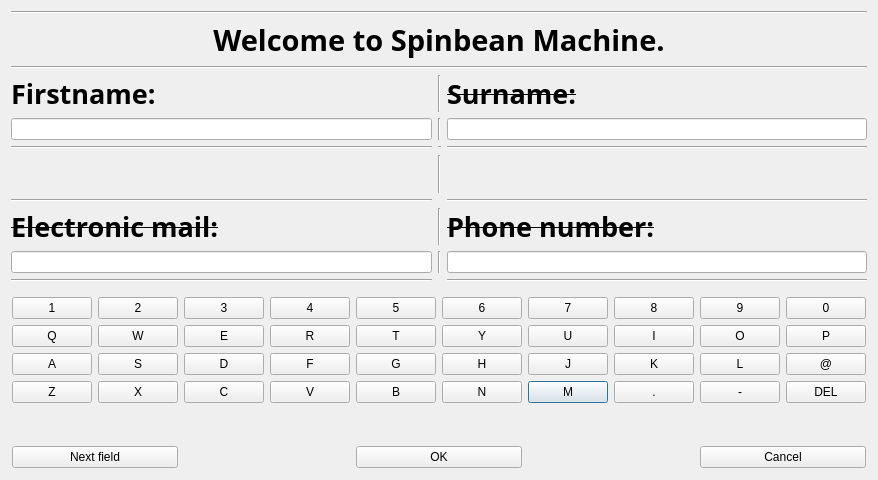
The window that register_user.ui (ebjordal/sbmachine) describes before a commit, drawn with Qt 5.
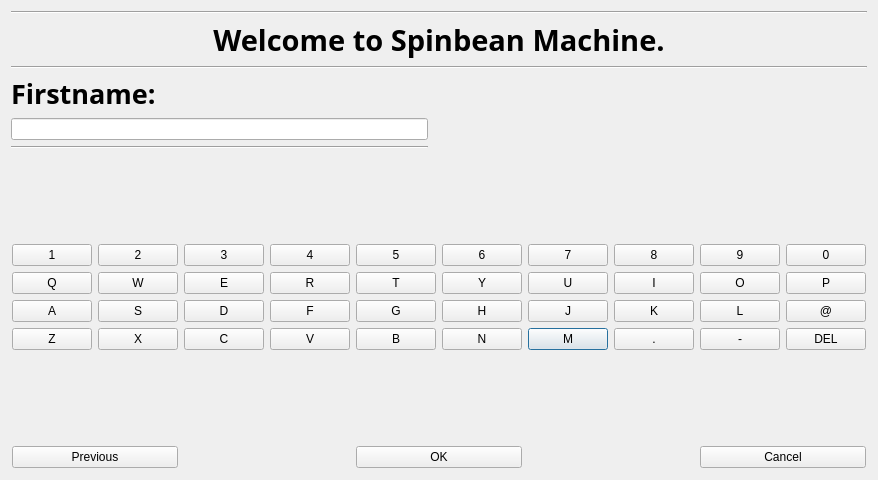
The same window after the commit.

Commit message: Added also updated ui file which missed from last commit.

The edit to the form file:
```diff
--- a/register_user.ui
+++ b/register_user.ui
@@ -68,13 +68,6 @@
      </item>
      <item>
       <layout class="QGridLayout" name="gridLayout_2">
-       <item row="1" column="1">
-        <widget class="Line" name="line_9">
-         <property name="orientation">
-          <enum>Qt::Vertical</enum>
-         </property>
-        </widget>
-       </item>
        <item row="0" column="0">
         <widget class="QLabel" name="firstnameLabel">
          <property name="font">
@@ -93,110 +86,8 @@
          </property>
         </widget>
        </item>
-       <item row="0" column="2">
-        <widget class="QLabel" name="surname_label">
-         <property name="font">
-          <font>
-           <family>Tlwg Mono</family>
-           <pointsize>20</pointsize>
-           <weight>75</weight>
-           <bold>true</bold>
-           <strikeout>true</strikeout>
-          </font>
-         </property>
-         <property name="text">
-          <string>Surname:</string>
-         </property>
-        </widget>
-       </item>
-       <item row="1" column="2">
-        <widget class="QLineEdit" name="register_surname"/>
-       </item>
-       <item row="5" column="0">
-        <widget class="QLabel" name="email_label">
-         <property name="font">
-          <font>
-           <family>Tlwg Mono</family>
-           <pointsize>20</pointsize>
-           <weight>75</weight>
-           <bold>true</bold>
-           <strikeout>true</strikeout>
-          </font>
-         </property>
-         <property name="text">
-          <string>Electronic mail:</string>
-         </property>
-        </widget>
-       </item>
-       <item row="6" column="1">
-        <widget class="Line" name="line_2">
-         <property name="orientation">
-          <enum>Qt::Vertical</enum>
-         </property>
-        </widget>
-       </item>
-       <item row="7" column="2">
-        <widget class="Line" name="line_4">
-         <property name="orientation">
-          <enum>Qt::Horizontal</enum>
-         </property>
-        </widget>
-       </item>
-       <item row="5" column="2">
-        <widget class="QLabel" name="phone_label">
-         <property name="font">
-          <font>
-           <family>Tlwg Mono</family>
-           <pointsize>20</pointsize>
-           <weight>75</weight>
-           <italic>false</italic>
-           <bold>true</bold>
-           <strikeout>true</strikeout>
-          </font>
-         </property>
-         <property name="layoutDirection">
-          <enum>Qt::LeftToRight</enum>
-         </property>
-         <property name="text">
-          <string>Phone number:</string>
-         </property>
-         <property name="scaledContents">
-          <bool>false</bool>
-         </property>
-         <property name="alignment">
-          <set>Qt::AlignLeading|Qt::AlignLeft|Qt::AlignVCenter</set>
-         </property>
-        </widget>
-       </item>
-       <item row="6" column="2">
-        <widget class="QLineEdit" name="register_phone"/>
-       </item>
        <item row="1" column="0">
-        <widget class="QLineEdit" name="register_firstname"/>
-       </item>
-       <item row="6" column="0">
-        <widget class="QLineEdit" name="register_email"/>
-       </item>
-       <item row="7" column="0">
-        <widget class="Line" name="line_3">
-         <property name="orientation">
-          <enum>Qt::Horizontal</enum>
-         </property>
-        </widget>
-       </item>
-       <item row="3" column="1">
-        <widget class="Line" name="line_7">
-         <property name="orientation">
-          <enum>Qt::Vertical</enum>
-         </property>
-        </widget>
-       </item>
-       <item row="0" column="1">
-        <widget class="Line" name="line_8">
-         <property name="orientation">
-          <enum>Qt::Vertical</enum>
-         </property>
-        </widget>
+        <widget class="QLineEdit" name="entryinput"/>
        </item>
        <item row="3" column="0">
         <spacer name="verticalSpacer_2">
@@ -211,7 +102,7 @@
          </property>
         </spacer>
        </item>
-       <item row="8" column="0">
+       <item row="4" column="0">
         <spacer name="verticalSpacer">
          <property name="orientation">
           <enum>Qt::Vertical</enum>
@@ -224,20 +115,6 @@
          </property>
         </spacer>
        </item>
-       <item row="5" column="1">
-        <widget class="Line" name="line_6">
-         <property name="orientation">
-          <enum>Qt::Vertical</enum>
-         </property>
-        </widget>
-       </item>
-       <item row="4" column="2">
-        <widget class="Line" name="line_5">
-         <property name="orientation">
-          <enum>Qt::Horizontal</enum>
-         </property>
-        </widget>
-       </item>
        <item row="2" column="0">
         <widget class="Line" name="line_10">
          <property name="orientation">
@@ -245,26 +122,34 @@
          </property>
         </widget>
        </item>
-       <item row="2" column="1">
-        <widget class="Line" name="line_11">
-         <property name="orientation">
-          <enum>Qt::Horizontal</enum>
+       <item row="0" column="2" rowspan="2">
+        <widget class="QLabel" name="Infolabel">
+         <property name="font">
+          <font>
+           <family>Tlwg Mono</family>
+           <pointsize>20</pointsize>
+           <weight>75</weight>
+           <bold>true</bold>
+           <strikeout>true</strikeout>
+          </font>
          </property>
-        </widget>
-       </item>
-       <item row="2" column="2">
-        <widget class="Line" name="line_12">
-         <property name="orientation">
-          <enum>Qt::Horizontal</enum>
+         <property name="text">
+          <string/>
          </property>
         </widget>
        </item>
-       <item row="4" column="0">
-        <widget class="Line" name="line_14">
+       <item row="4" column="1">
+        <spacer name="horizontalSpacer">
          <property name="orientation">
           <enum>Qt::Horizontal</enum>
          </property>
-        </widget>
+         <property name="sizeHint" stdset="0">
+          <size>
+           <width>40</width>
+           <height>20</height>
+          </size>
+         </property>
+        </spacer>
        </item>
       </layout>
      </item>
@@ -600,7 +485,7 @@
      <item row="5" column="0" colspan="2">
       <widget class="QPushButton" name="pushButton">
        <property name="text">
-        <string>Next field</string>
+        <string>Previous</string>
        </property>
       </widget>
      </item>
```
Left out of the diff: 6 changed lines with no effect on the pictures. The commit also changes 2 other files.
